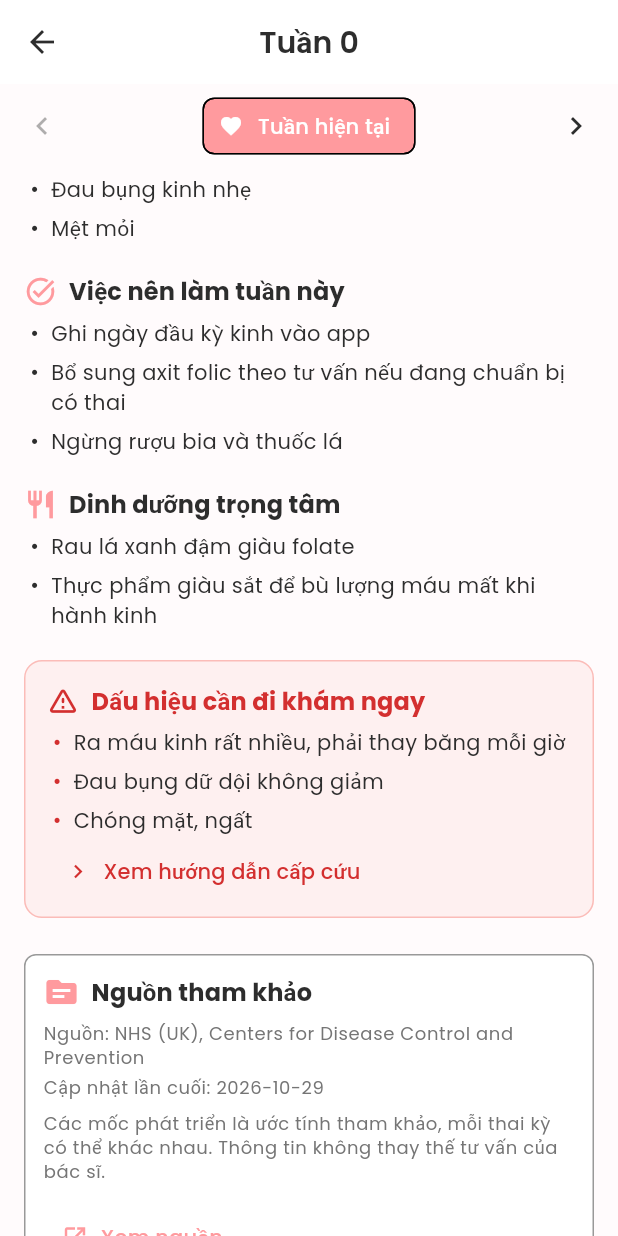
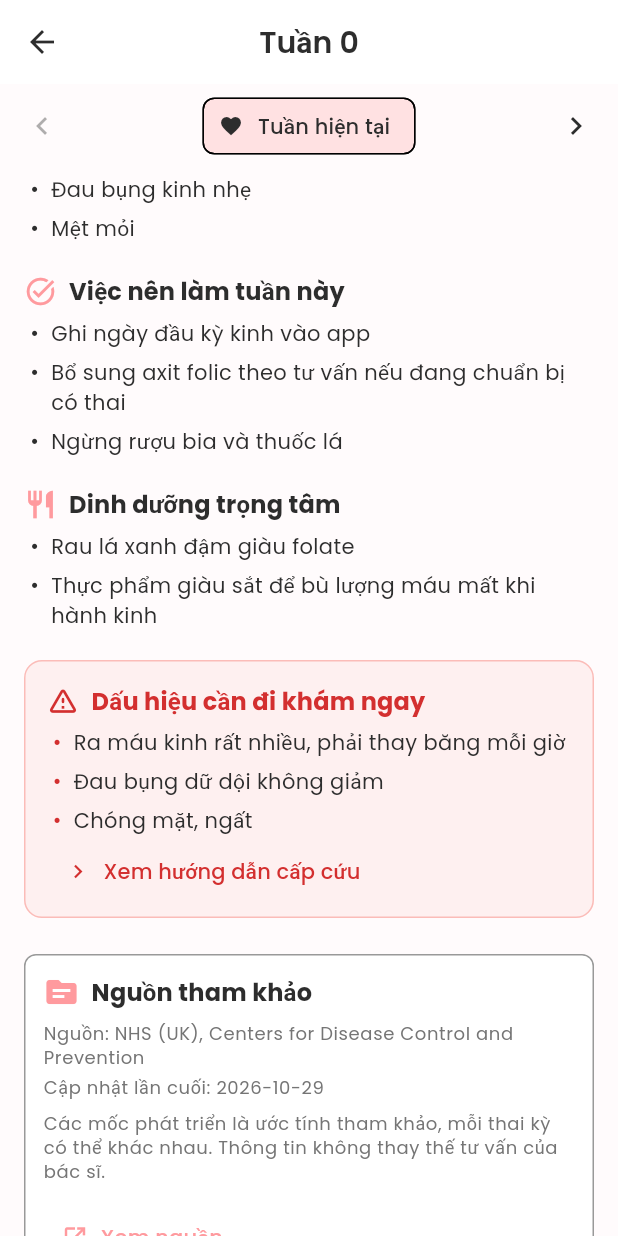
Before and after one commit to ntlong25/momcare, a Flutter app: the WeekDetailScreen screen opened directly with empty values, scrolled down 576 dp, after a tap on the "chevron right" icon, after a tap on the "chevron left" icon, on a phone screen of 412 x 824 dp. Run offline on Flutter 3.47's test engine with Material 3 defaults, Android fonts, the phone set to English and light mode, and no system bars; our stand-ins replace fl_chart, flutter_local_notifications, flutter_riverpod, flutter_secure_storage, google_fonts, hive and 5 more; missing offline and left inert: health; accounts and stored records are empty.

Commit message:
Phase 14: Phase 14: Detailed Week Pages (B1) + Warning Guide Checklist Fix
- 14.1: fallback development text no longer embeds legacy size; WeekDetail.statText helper
- 14.2: week image placeholder uses AppTheme.primaryTint with onSurface text for contrast
- 14.3: 'Tuan hien tai' chip contrast fix on WeekDetailScreen
- 14.4: Tuan thai tab stats and BabyDevelopmentCard read from ContentPackService.weekDetail
- 14.5: warning guide detail uses 'Viec nen lam' heading and shared bullet style
- 14.6: consistency, contrast and legacy-size tests (70 tests pass)
- PLAN.md: Phase 14 marked Completed with test rounds 1-3

Co-Authored-By: Claude Opus 5.5 <noreply@anthropic.com>

```diff
--- a/lib/core/theme/app_theme.dart
+++ b/lib/core/theme/app_theme.dart
@@ -21,22 +21,41 @@ class AppTheme {
   static const Color errorColor = Color(0xFFE57373);
   static const Color infoColor = Color(0xFF64B5F6);
 
+  /// Pale primary tint over the surface. [ColorScheme.onSurface] text/icons
+  /// on it keep at least 4.5:1 contrast in both themes (white on the pink
+  /// primary does not).
+  static Color primaryTint(ColorScheme scheme, [double alpha = 0.3]) =>
+      Color.alphaBlend(scheme.primary.withValues(alpha: alpha), scheme.surface);
+
+  static const ColorScheme lightColorScheme = ColorScheme.light(
+    primary: primaryColor,
+    secondary: secondaryColor,
+    surface: Colors.white,
+    error: errorColor,
+    onPrimary: Colors.white,
+    onSecondary: textPrimaryColor,
+    onSurface: textPrimaryColor,
+    onError: Colors.white,
+  );
+
+  static const ColorScheme darkColorScheme = ColorScheme.dark(
+    primary: primaryColor,
+    secondary: secondaryColor,
+    surface: Color(0xFF2A2A3E),
+    error: errorColor,
+    onPrimary: Colors.white,
+    onSecondary: textDarkPrimaryColor,
+    onSurface: textDarkPrimaryColor,
+    onError: Colors.white,
+  );
+
   // Light Theme
   static ThemeData lightTheme = ThemeData(
     useMaterial3: true,
     brightness: Brightness.light,
     primaryColor: primaryColor,
     scaffoldBackgroundColor: backgroundColor,
-    colorScheme: const ColorScheme.light(
-      primary: primaryColor,
-      secondary: secondaryColor,
-      surface: Colors.white,
-      error: errorColor,
-      onPrimary: Colors.white,
-      onSecondary: textPrimaryColor,
-      onSurface: textPrimaryColor,
-      onError: Colors.white,
-    ),
+    colorScheme: lightColorScheme,
     textTheme: GoogleFonts.poppinsTextTheme().copyWith(
       displayLarge: GoogleFonts.poppins(
         fontSize: 32,
@@ -147,16 +166,7 @@ class AppTheme {
     brightness: Brightness.dark,
     primaryColor: primaryColor,
     scaffoldBackgroundColor: darkBackgroundColor,
-    colorScheme: const ColorScheme.dark(
-      primary: primaryColor,
-      secondary: secondaryColor,
-      surface: Color(0xFF2A2A3E),
-      error: errorColor,
-      onPrimary: Colors.white,
-      onSecondary: textDarkPrimaryColor,
-      onSurface: textDarkPrimaryColor,
-      onError: Colors.white,
-    ),
+    colorScheme: darkColorScheme,
     textTheme: GoogleFonts.poppinsTextTheme(ThemeData.dark().textTheme)
         .copyWith(
           displayLarge: GoogleFonts.poppins(
--- a/lib/features/tracking/screens/week_detail_screen.dart
+++ b/lib/features/tracking/screens/week_detail_screen.dart
@@ -4,6 +4,7 @@ import '../../../core/data/content_pack_service.dart';
 import '../../../core/data/week_content_parser.dart';
 import '../../../core/models/guide_models.dart';
 import '../../../core/models/week_detail_model.dart';
+import '../../../core/theme/app_theme.dart';
 import '../../../core/utils/navigation_helper.dart';
 import '../../guides/screens/guide_detail_screen.dart';
 import '../../references/widgets/draft_content_note.dart';
@@ -107,14 +108,19 @@ class _WeekDetailScreenState extends State<WeekDetailScreen> {
                   child: Center(
                     child: isCurrent
                         ? Chip(
-                            avatar: const Icon(
+                            key: const ValueKey('week-current-chip'),
+                            avatar: Icon(
                               Icons.favorite,
                               size: 16,
-                              color: Colors.white,
+                              color: theme.colorScheme.onSurface,
                             ),
                             label: const Text('Tuần hiện tại'),
-                            backgroundColor: theme.primaryColor,
-                            labelStyle: const TextStyle(color: Colors.white),
+                            backgroundColor: AppTheme.primaryTint(
+                              theme.colorScheme,
+                            ),
+                            labelStyle: TextStyle(
+                              color: theme.colorScheme.onSurface,
+                            ),
                           )
                         : TextButton.icon(
                             onPressed: () => _goTo(_currentWeek),
--- a/lib/features/tracking/widgets/week_image.dart
+++ b/lib/features/tracking/widgets/week_image.dart
@@ -1,6 +1,7 @@
 import 'package:flutter/material.dart';
 
 import '../../../core/models/week_detail_model.dart';
+import '../../../core/theme/app_theme.dart';
 
 /// Week illustration from `WeekDetail.image`. While the asset is loading, or
 /// when it is missing/unset, a themed placeholder card is shown instead, so a
@@ -36,7 +37,8 @@ class WeekImage extends StatelessWidget {
 
   Widget _placeholder(BuildContext context) {
     final theme = Theme.of(context);
-    final primary = theme.primaryColor;
+    final scheme = theme.colorScheme;
+    final foreground = scheme.onSurface;
     final size = detail.sizeCompare;
 
     return Container(
@@ -47,8 +49,8 @@ class WeekImage extends StatelessWidget {
       decoration: BoxDecoration(
         gradient: LinearGradient(
           colors: [
-            primary.withValues(alpha: 0.85),
-            primary.withValues(alpha: 0.45),
+            AppTheme.primaryTint(scheme),
+            AppTheme.primaryTint(scheme, 0.12),
           ],
           begin: Alignment.topLeft,
           end: Alignment.bottomRight,
@@ -60,14 +62,14 @@ class WeekImage extends StatelessWidget {
         children: [
           Icon(
             size == null ? Icons.child_care : Icons.eco,
-            color: Colors.white,
+            color: foreground,
             size: 48,
           ),
           const SizedBox(height: 8),
           Text(
             'Tuần ${detail.week}',
             style: theme.textTheme.titleLarge?.copyWith(
-              color: Colors.white,
+              color: foreground,
               fontWeight: FontWeight.bold,
             ),
           ),
@@ -77,9 +79,7 @@ class WeekImage extends StatelessWidget {
             textAlign: TextAlign.center,
             maxLines: 2,
             overflow: TextOverflow.ellipsis,
-            style: theme.textTheme.bodyLarge?.copyWith(
-              color: Colors.white.withValues(alpha: 0.95),
-            ),
+            style: theme.textTheme.bodyLarge?.copyWith(color: foreground),
           ),
         ],
       ),
```
Also changed, not shown: lib/core/data/content_pack_service.dart (+13 -5 lines), lib/core/models/week_detail_model.dart (+11 -0 lines), lib/features/guides/screens/guide_detail_screen.dart (+25 -31 lines), lib/features/tracking/screens/tracking_screen.dart (+9 -4 lines), lib/features/tracking/widgets/baby_development_card.dart (+26 -5 lines), 2 other files.
